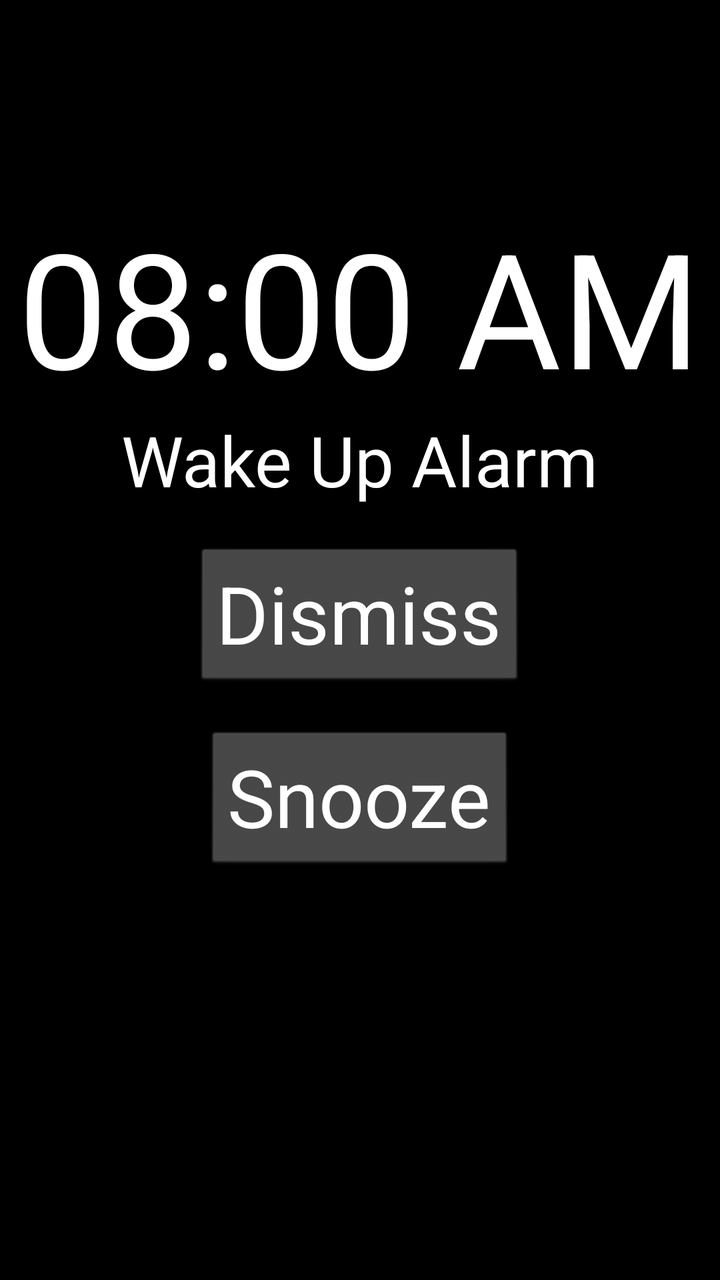
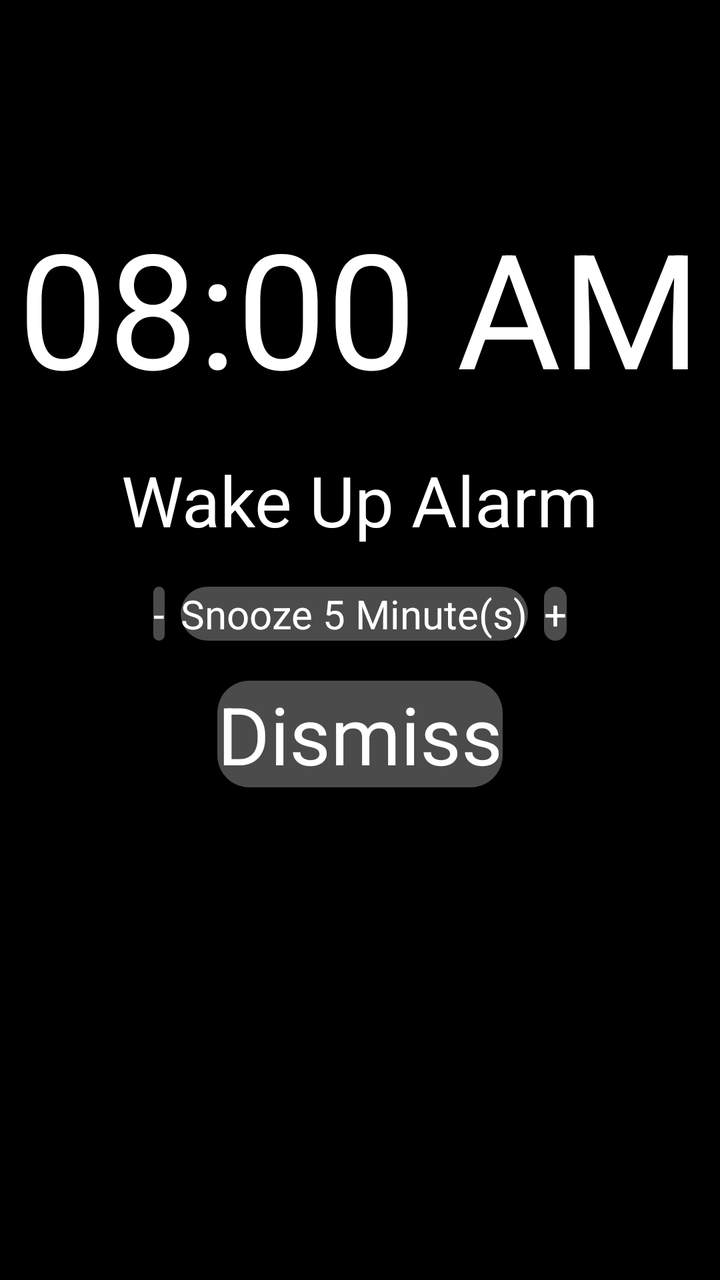

An Android layout rendered at two revisions. The XML below is the earlier revision; the diff shows what the commit changed to produce the second picture.
<!-- AndroidManifest.xml: activity theme android:Theme.Translucent.NoTitleBar.Fullscreen -->
<!-- res/layout/activity_alarm_alert.xml -->
<?xml version="1.0" encoding="utf-8"?>
<androidx.constraintlayout.widget.ConstraintLayout xmlns:android="http://schemas.android.com/apk/res/android"
    android:layout_width="match_parent"
    android:layout_height="match_parent"
    android:background="@color/black">

    
    <LinearLayout
        android:layout_width="match_parent"
        android:layout_height="match_parent"
        android:orientation="vertical">

    <TextView
        android:id="@+id/textViewAlarmTime"
        android:background="@drawable/transparent_background"
        android:layout_width="wrap_content"
        android:layout_height="wrap_content"
        android:textColor="@color/white"
        android:layout_gravity="center_horizontal"
        android:textSize="80dp"
        android:layout_centerHorizontal="true"
        android:layout_marginTop="100dp"
        android:text="08:00 AM" />

    <TextView
        android:id="@+id/textViewAlarmName"
        android:layout_width="wrap_content"
        android:layout_height="wrap_content"
        android:background="@drawable/transparent_background"
        android:textColor="@color/white"
        android:layout_gravity="center_horizontal"
        android:textSize="35sp"
        android:layout_centerHorizontal="true"
        android:layout_below="@id/textViewAlarmTime"
        android:text="Wake Up Alarm" />

        <Button
            android:id="@+id/buttonDismiss"
            android:layout_width="wrap_content"
            android:layout_height="wrap_content"
            android:layout_gravity="center_horizontal|bottom"
            android:backgroundTint="@color/clicked_item_background"
            android:textColor="@color/white"
            android:layout_marginTop="20dp"
            android:text="Dismiss"
            android:textSize="40dp"
            android:layout_centerHorizontal="true" />
    <Button
        android:id="@+id/buttonSnooze"
        android:layout_width="wrap_content"
        android:layout_gravity="center_horizontal"
        android:layout_height="wrap_content"
        android:text="Snooze"
        android:layout_marginTop="20dp"
        android:layout_centerHorizontal="true"
        android:layout_below="@id/textViewAlarmName"
        android:textSize="40dp"
        android:textColor="@android:color/white"
        android:backgroundTint="@color/clicked_item_background" />
    </LinearLayout>
</androidx.constraintlayout.widget.ConstraintLayout>
<!-- resources referenced by this layout -->
<resources>
  <color name="black">#FF000000</color>
  <color name="clicked_item_background">#4b4b4b</color>
  <color name="white">#FFFFFFFF</color>
  <!-- drawable transparent_background (drawable) -->
  <layer-list xmlns:android="http://schemas.android.com/apk/res/android">
      <item android:drawable="@android:color/transparent" />
  </layer-list>
</resources>

<!-- the commit's change to res/layout/activity_alarm_alert.xml (unified diff, before → after) -->
@@ -8,32 +8,74 @@
     <LinearLayout
         android:layout_width="match_parent"
         android:layout_height="match_parent"
-        android:orientation="vertical">
+        android:orientation="vertical"
+        android:gravity="center_horizontal">
 
-    <TextView
-        android:id="@+id/textViewAlarmTime"
-        android:background="@drawable/transparent_background"
-        android:layout_width="wrap_content"
-        android:layout_height="wrap_content"
-        android:textColor="@color/white"
-        android:layout_gravity="center_horizontal"
-        android:textSize="80dp"
-        android:layout_centerHorizontal="true"
-        android:layout_marginTop="100dp"
-        android:text="08:00 AM" />
+        <TextView
+            android:id="@+id/textViewAlarmTime"
+            android:layout_width="wrap_content"
+            android:layout_height="wrap_content"
+            android:textColor="@color/white"
+            android:textSize="80dp"
+            android:text="08:00 AM"
+            android:layout_marginTop="100dp" />
 
-    <TextView
-        android:id="@+id/textViewAlarmName"
-        android:layout_width="wrap_content"
-        android:layout_height="wrap_content"
-        android:background="@drawable/transparent_background"
-        android:textColor="@color/white"
-        android:layout_gravity="center_horizontal"
-        android:textSize="35sp"
-        android:layout_centerHorizontal="true"
-        android:layout_below="@id/textViewAlarmTime"
-        android:text="Wake Up Alarm" />
+        <TextView
+            android:id="@+id/textViewAlarmName"
+            android:layout_width="wrap_content"
+            android:layout_height="wrap_content"
+            android:textColor="@color/white"
+            android:textSize="35sp"
+            android:layout_marginTop="20dp"
+            android:text="Wake Up Alarm" />
 
+        
+        <LinearLayout
+            android:layout_width="wrap_content"
+            android:layout_height="wrap_content"
+            android:orientation="horizontal"
+            android:layout_marginTop="20dp">
+
+            
+            <Button
+                android:id="@+id/buttonSnoozeMinus"
+                android:layout_width="wrap_content"
+                android:layout_height="wrap_content"
+                android:layout_marginEnd="8dp"
+                android:text="-"
+                android:textSize="20sp"
+                android:textColor="@color/white"
+                android:backgroundTint="@color/clicked_item_background"
+                android:background="@drawable/rounded_background"
+                android:layout_alignParentLeft="true" />
+
+            
+            <Button
+                android:id="@+id/buttonSnooze"
+                android:layout_width="wrap_content"
+                android:layout_height="wrap_content"
+                android:text="Snooze 5 Minute(s)"
+                android:textSize="20sp"
+                android:textColor="@color/white"
+                android:background="@drawable/rounded_background"
+                android:backgroundTint="@color/clicked_item_background"
+                android:layout_centerHorizontal="true" />
+
+            
+            <Button
+                android:id="@+id/buttonSnoozePlus"
+                android:layout_width="wrap_content"
+                android:layout_height="wrap_content"
+                android:layout_marginStart="8dp"
+                android:text="+"
+                android:textSize="20sp"
+                android:textColor="@color/white"
+                android:background="@drawable/rounded_background"
+                android:backgroundTint="@color/clicked_item_background"
+                android:layout_alignParentRight="true" />
+        </LinearLayout>
+
+        
         <Button
             android:id="@+id/buttonDismiss"
             android:layout_width="wrap_content"
@@ -41,21 +83,11 @@
             android:layout_gravity="center_horizontal|bottom"
             android:backgroundTint="@color/clicked_item_background"
             android:textColor="@color/white"
-            android:layout_marginTop="20dp"
             android:text="Dismiss"
             android:textSize="40dp"
-            android:layout_centerHorizontal="true" />
-    <Button
-        android:id="@+id/buttonSnooze"
-        android:layout_width="wrap_content"
-        android:layout_gravity="center_horizontal"
-        android:layout_height="wrap_content"
-        android:text="Snooze"
-        android:layout_marginTop="20dp"
-        android:layout_centerHorizontal="true"
-        android:layout_below="@id/textViewAlarmName"
-        android:textSize="40dp"
-        android:textColor="@android:color/white"
-        android:backgroundTint="@color/clicked_item_background" />
+            android:layout_marginTop="20dp"
+            android:layout_centerHorizontal="true"
+            android:background="@drawable/rounded_background" />
     </LinearLayout>
+
 </androidx.constraintlayout.widget.ConstraintLayout>
<!-- resource entries referenced after the edit -->
@@ -3,9 +3,11 @@
   <color name="black">#FF000000</color>
   <color name="clicked_item_background">#4b4b4b</color>
   <color name="white">#FFFFFFFF</color>
-  <!-- drawable transparent_background (drawable) -->
-  <layer-list xmlns:android="http://schemas.android.com/apk/res/android">
-      <item android:drawable="@android:color/transparent" />
-  </layer-list>
+  <!-- drawable rounded_background (drawable) -->
+  <?xml version="1.0" encoding="utf-8"?>
+  <shape xmlns:android="http://schemas.android.com/apk/res/android">
+      <solid android:color="#2C2C2C"/> 
+      <corners android:radius="16dp"/> 
+  </shape>
 </resources>
 
